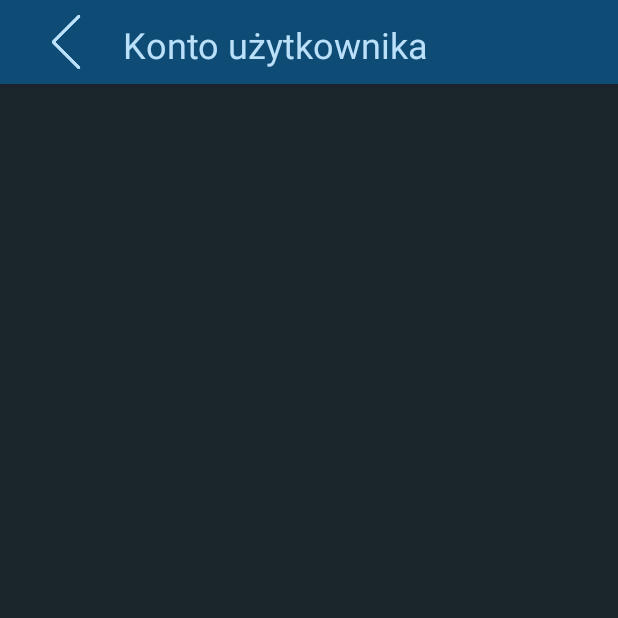
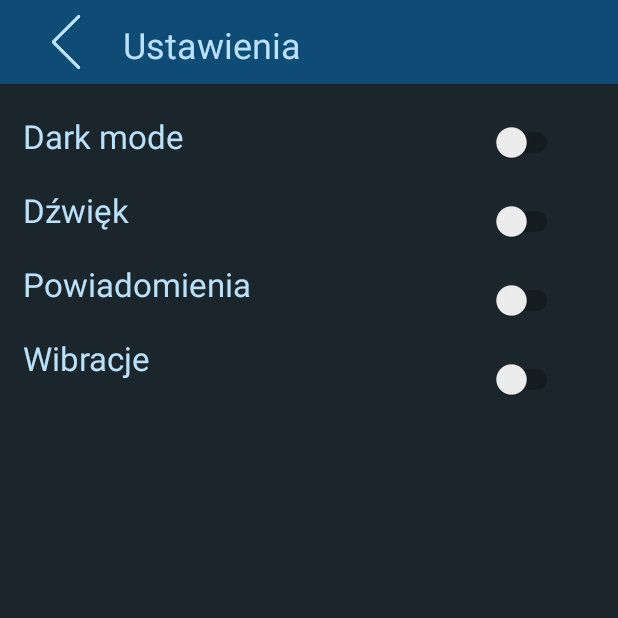
Before and after one commit to dwarchol/ZPI-projekt, an Android app: the Ustawienia screen opened directly, with no data from a screen before it, on a phone screen of 412 x 824 dp, the top half of it. Run offline under Robolectric (Android 15) with nearby library versions, the phone set to English and light mode, and no system bars.

Commit message:
layout Ustawienia i drobne poprawki

```diff
--- a/ZPIApp/app/src/main/java/com/hfad/zpiapp/KontoUzytkownika.java
+++ b/ZPIApp/app/src/main/java/com/hfad/zpiapp/KontoUzytkownika.java
@@ -129,4 +129,9 @@ public class KontoUzytkownika extends AppCompatActivity {
         }
 
     }
+
+    public void comeBackMethod(View view)
+    {
+        super.onBackPressed();
+    }
 }
--- a/ZPIApp/app/src/main/java/com/hfad/zpiapp/Ustawienia.java
+++ b/ZPIApp/app/src/main/java/com/hfad/zpiapp/Ustawienia.java
@@ -4,7 +4,10 @@ package com.hfad.zpiapp;
 //import android.support.v7.app.AppCompatActivity;
 import android.annotation.SuppressLint;
 import android.app.ActionBar;
+import android.content.Intent;
 import android.os.Bundle;
+import android.text.Layout;
+import android.view.View;
 
 import androidx.appcompat.app.AppCompatActivity;
 
@@ -18,8 +21,13 @@ public class Ustawienia extends AppCompatActivity {
 
         this.getSupportActionBar().setDisplayOptions(ActionBar.DISPLAY_SHOW_CUSTOM);
         getSupportActionBar().setDisplayShowCustomEnabled(true);
-        getSupportActionBar().setCustomView(R.layout.custom_action_bar_2);
+        getSupportActionBar().setCustomView(R.layout.custom_action_bar_3);
 
     }
 
+    public void comeBackMethod(View view)
+    {
+        super.onBackPressed();
+    }
+
 }
--- a/ZPIApp/app/src/main/res/layout/activity_konto_uzytkownika.xml
+++ b/ZPIApp/app/src/main/res/layout/activity_konto_uzytkownika.xml
@@ -22,7 +22,7 @@
         android:layout_height="wrap_content"
         android:layout_marginStart="25dp"
         android:layout_marginTop="89dp"
-        android:text="Postęp w grze"
+        android:text="@string/postep"
         app:layout_constraintBottom_toTopOf="@+id/seekBar"
         app:layout_constraintStart_toStartOf="@+id/seekBar"
         app:layout_constraintTop_toTopOf="parent"
--- a/ZPIApp/app/src/main/res/layout/activity_ustawienia.xml
+++ b/ZPIApp/app/src/main/res/layout/activity_ustawienia.xml
@@ -1,10 +1,89 @@
 <?xml version="1.0" encoding="utf-8"?>
-<androidx.constraintlayout.widget.ConstraintLayout xmlns:android="http://schemas.android.com/apk/res/android"
+<LinearLayout xmlns:android="http://schemas.android.com/apk/res/android"
     xmlns:app="http://schemas.android.com/apk/res-auto"
     xmlns:tools="http://schemas.android.com/tools"
     android:layout_width="match_parent"
     android:layout_height="match_parent"
     android:background="@color/backgroundColor"
+    android:orientation="horizontal"
     tools:context=".Ustawienia">
 
-</androidx.constraintlayout.widget.ConstraintLayout>
+    <LinearLayout
+        android:layout_width="wrap_content"
+        android:layout_height="match_parent"
+        android:layout_weight="0.8"
+        android:orientation="vertical">
+
+        <TextView
+            android:layout_width="match_parent"
+            android:layout_height="wrap_content"
+            android:text="@string/darkMode"
+            android:textSize="22dp"
+            android:textColor="@color/textColor"
+            android:layout_marginStart="15dp"
+            android:layout_marginTop="20dp"/>
+
+        <TextView
+            android:layout_width="match_parent"
+            android:layout_height="wrap_content"
+            android:text="@string/dzwiek"
+            android:textSize="22dp"
+            android:textColor="@color/textColor"
+            android:layout_marginStart="15dp"
+            android:layout_marginTop="20dp"/>
+
+        <TextView
+            android:layout_width="match_parent"
+            android:layout_height="wrap_content"
+            android:text="@string/powiadomienia"
+            android:textSize="22dp"
+            android:textColor="@color/textColor"
+            android:layout_marginStart="15dp"
+            android:layout_marginTop="20dp"/>
+
+        <TextView
+            android:layout_width="match_parent"
+            android:layout_height="wrap_content"
+            android:text="@string/wibracje"
+            android:textSize="22dp"
+            android:textColor="@color/textColor"
+            android:layout_marginStart="15dp"
+            android:layout_marginTop="20dp"/>
+
+    </LinearLayout>
+
+    <LinearLayout
+        android:layout_width="wrap_content"
+        android:layout_height="match_parent"
+        android:layout_weight="0.2"
+        android:orientation="vertical">
+
+        <Switch
+            android:id="@+id/setDarkMode"
+            android:layout_width="wrap_content"
+            android:layout_height="wrap_content"
+            android:layout_marginStart="15dp"
+            android:layout_marginTop="25dp"/>
+
+        <Switch
+            android:id="@+id/setDzwiek"
+            android:layout_width="wrap_content"
+            android:layout_height="wrap_content"
+            android:layout_marginStart="15dp"
+            android:layout_marginTop="25dp"/>
+
+        <Switch
+            android:id="@+id/setPowiadomienia"
+            android:layout_width="wrap_content"
+            android:layout_height="wrap_content"
+            android:layout_marginStart="15dp"
+            android:layout_marginTop="25dp"/>
+
+        <Switch
+            android:id="@+id/setWibracje"
+            android:layout_width="wrap_content"
+            android:layout_height="wrap_content"
+            android:layout_marginStart="15dp"
+            android:layout_marginTop="25dp"/>
+    </LinearLayout>
+</LinearLayout>
--- a/ZPIApp/app/src/main/res/layout/custom_action_bar_2.xml
+++ b/ZPIApp/app/src/main/res/layout/custom_action_bar_3.xml
@@ -18,7 +18,7 @@
             android:layout_width="wrap_content"
             android:layout_height="wrap_content"
             android:src="@drawable/backwhite"
-            android:onClick="settingsMethod"/>
+            android:onClick="comeBackMethod"/>
     </LinearLayout>
 
     <LinearLayout
@@ -30,7 +30,7 @@
             android:layout_width = "wrap_content"
             android:layout_height = "wrap_content"
             android:layout_marginLeft = "20dp"
-            android:text = "@string/userAccount"
+            android:text = "@string/settings"
             android:textSize = "24dp"
             android:textColor = "@color/textColor"
             android:gravity="bottom"
--- a/ZPIApp/app/src/main/res/layout/popup_przypomnienie_postepow.xml
+++ b/ZPIApp/app/src/main/res/layout/popup_przypomnienie_postepow.xml
@@ -27,7 +27,7 @@
         android:textColor="@color/textColor"
         android:textSize="20dp" />
 
-    <GridView
+    <ListView
         android:layout_width="match_parent"
         android:layout_height="match_parent" />
 
--- a/ZPIApp/app/src/main/res/values/strings.xml
+++ b/ZPIApp/app/src/main/res/values/strings.xml
@@ -44,4 +44,10 @@
     <string name="Zagadka_w_poblizu">Zagadka typu znajdź punkt w okolicy</string>
     <string name="odznaki">Odznaki</string>
     <string name="title_activity_maps2">Map</string>
+    <string name="settings">Ustawienia</string>
+    <string name="darkMode">Dark mode</string>
+    <string name="dzwiek">Dźwięk</string>
+    <string name="powiadomienia">Powiadomienia</string>
+    <string name="wibracje">Wibracje</string>
+    <string name="postep">Postęp w grze</string>
 </resources>
```
